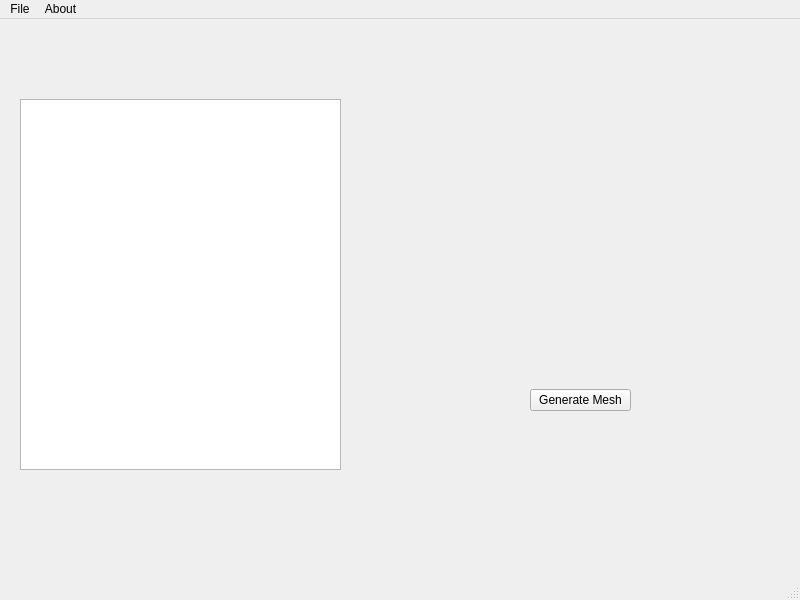
Mavoort/SpiderMesh2D, file src/mainwindow.ui: the form before one commit.
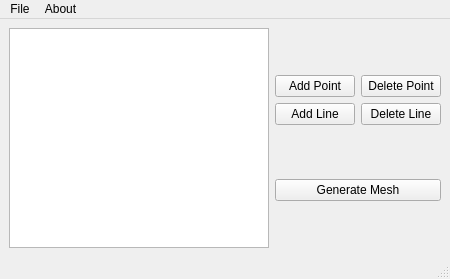
The form after the commit. Icons and pictures are not drawn. Custom widgets are drawn as their Qt base class.

Commit message:
Layout finished
The syntax for `QSpacerItem` changed in newer versions of Qt, so the layout might look weird on Qt(<= 6.4).

Diff of the .ui file:
```diff
--- a/src/mainwindow.ui
+++ b/src/mainwindow.ui
@@ -6,44 +6,144 @@
    <rect>
     <x>0</x>
     <y>0</y>
-    <width>800</width>
-    <height>600</height>
+    <width>450</width>
+    <height>279</height>
    </rect>
   </property>
+  <property name="sizePolicy">
+   <sizepolicy hsizetype="Minimum" vsizetype="Preferred">
+    <horstretch>0</horstretch>
+    <verstretch>0</verstretch>
+   </sizepolicy>
+  </property>
   <property name="windowTitle">
    <string>SpiderMesh2D</string>
   </property>
   <widget class="QWidget" name="centralwidget">
-   <widget class="MeshView" name="renderArea">
-    <property name="geometry">
-     <rect>
-      <x>20</x>
-      <y>80</y>
-      <width>321</width>
-      <height>371</height>
-     </rect>
-    </property>
-   </widget>
-   <widget class="QPushButton" name="btnGenerateMesh">
-    <property name="geometry">
-     <rect>
-      <x>530</x>
-      <y>370</y>
-      <width>101</width>
-      <height>22</height>
-     </rect>
-    </property>
-    <property name="text">
-     <string>Generate Mesh</string>
-    </property>
-   </widget>
+   <layout class="QHBoxLayout" name="horizontalLayout">
+    <item>
+     <widget class="MeshView" name="renderArea"/>
+    </item>
+    <item>
+     <layout class="QVBoxLayout" name="verticalLayout">
+      <item>
+       <spacer name="verticalSpacer">
+        <property name="orientation">
+         <enum>Qt::Orientation::Vertical</enum>
+        </property>
+        <property name="sizeHint" stdset="0">
+         <size>
+          <width>20</width>
+          <height>40</height>
+         </size>
+        </property>
+       </spacer>
+      </item>
+      <item>
+       <layout class="QGridLayout" name="gridLayout">
+        <item row="0" column="0">
+         <widget class="QPushButton" name="btnAddPoint">
+          <property name="sizePolicy">
+           <sizepolicy hsizetype="Minimum" vsizetype="Fixed">
+            <horstretch>0</horstretch>
+            <verstretch>0</verstretch>
+           </sizepolicy>
+          </property>
+          <property name="text">
+           <string>Add Point</string>
+          </property>
+         </widget>
+        </item>
+        <item row="0" column="1">
+         <widget class="QPushButton" name="btnDeletePoint">
+          <property name="sizePolicy">
+           <sizepolicy hsizetype="Minimum" vsizetype="Fixed">
+            <horstretch>0</horstretch>
+            <verstretch>0</verstretch>
+           </sizepolicy>
+          </property>
+          <property name="text">
+           <string>Delete Point</string>
+          </property>
+         </widget>
+        </item>
+        <item row="1" column="0">
+         <widget class="QPushButton" name="btnAddLine">
+          <property name="sizePolicy">
+           <sizepolicy hsizetype="Minimum" vsizetype="Fixed">
+            <horstretch>0</horstretch>
+            <verstretch>0</verstretch>
+           </sizepolicy>
+          </property>
+          <property name="text">
+           <string>Add Line</string>
+          </property>
+         </widget>
+        </item>
+        <item row="1" column="1">
+         <widget class="QPushButton" name="btnDeleteLine">
+          <property name="sizePolicy">
+           <sizepolicy hsizetype="Minimum" vsizetype="Fixed">
+            <horstretch>0</horstretch>
+            <verstretch>0</verstretch>
+           </sizepolicy>
+          </property>
+          <property name="text">
+           <string>Delete Line</string>
+          </property>
+         </widget>
+        </item>
+       </layout>
+      </item>
+      <item>
+       <spacer name="verticalSpacer_2">
+        <property name="orientation">
+         <enum>Qt::Orientation::Vertical</enum>
+        </property>
+        <property name="sizeHint" stdset="0">
+         <size>
+          <width>20</width>
+          <height>40</height>
+         </size>
+        </property>
+       </spacer>
+      </item>
+      <item>
+       <widget class="QPushButton" name="btnGenerateMesh">
+        <property name="sizePolicy">
+         <sizepolicy hsizetype="Minimum" vsizetype="Fixed">
+          <horstretch>0</horstretch>
+          <verstretch>0</verstretch>
+         </sizepolicy>
+        </property>
+        <property name="text">
+         <string>Generate Mesh</string>
+        </property>
+       </widget>
+      </item>
+      <item>
+       <spacer name="verticalSpacer_3">
+        <property name="orientation">
+         <enum>Qt::Orientation::Vertical</enum>
+        </property>
+        <property name="sizeHint" stdset="0">
+         <size>
+          <width>20</width>
+          <height>40</height>
+         </size>
+        </property>
+       </spacer>
+      </item>
+     </layout>
+    </item>
+   </layout>
   </widget>
   <widget class="QMenuBar" name="menubar">
    <property name="geometry">
     <rect>
      <x>0</x>
      <y>0</y>
-     <width>800</width>
+     <width>450</width>
      <height>19</height>
     </rect>
    </property>
```
Left out of the diff: 2 changed lines with no effect on the pictures.
